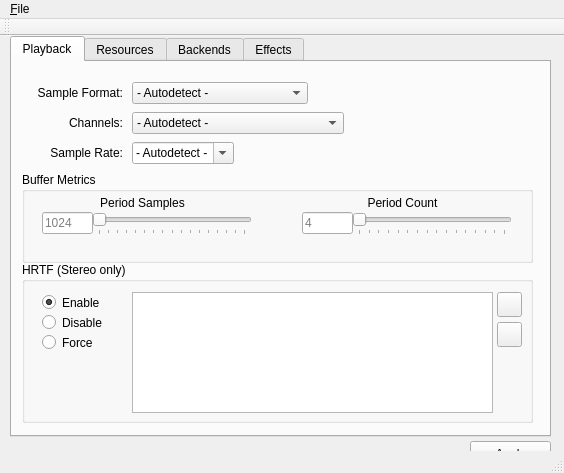
Above: utils/alsoft-config/mainwindow.ui from kcat/openal-soft before the change. Below: the same form after it.
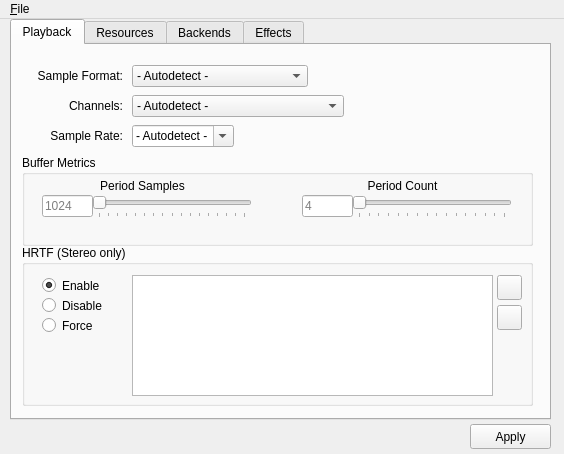
That is the form after the change. Icons and pictures are not drawn.

Commit message: Remove the unused menu bar and status bar from alsoft-config

What changed in the file:
```diff
--- a/utils/alsoft-config/mainwindow.ui
+++ b/utils/alsoft-config/mainwindow.ui
@@ -7,7 +7,7 @@
     <x>0</x>
     <y>0</y>
     <width>564</width>
-    <height>473</height>
+    <height>454</height>
    </rect>
   </property>
   <property name="windowTitle">
@@ -1330,15 +1330,6 @@
    </widget>
    <addaction name="menuFile"/>
   </widget>
-  <widget class="QToolBar" name="mainToolBar">
-   <attribute name="toolBarArea">
-    <enum>TopToolBarArea</enum>
-   </attribute>
-   <attribute name="toolBarBreak">
-    <bool>false</bool>
-   </attribute>
-  </widget>
-  <widget class="QStatusBar" name="statusBar"/>
   <action name="actionQuit">
    <property name="icon">
     <iconset theme="application-exit"/>
```
The commit also changes 1 other file.
